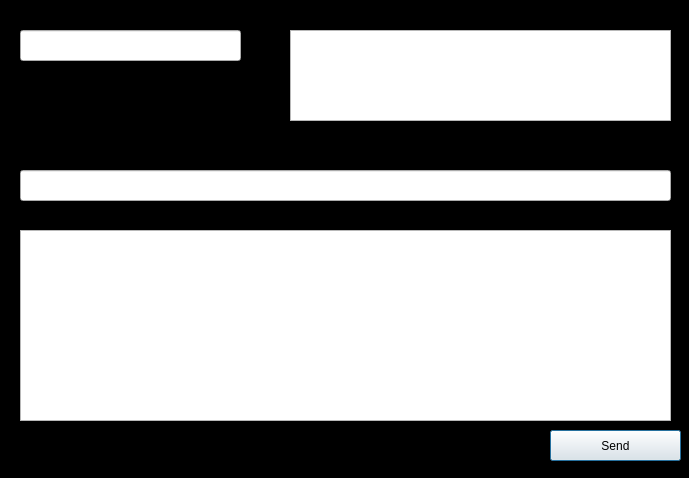
Old version of the form TeamFinder/send_mail.ui in the repository TeamUp-Bummers/TeamFinder.
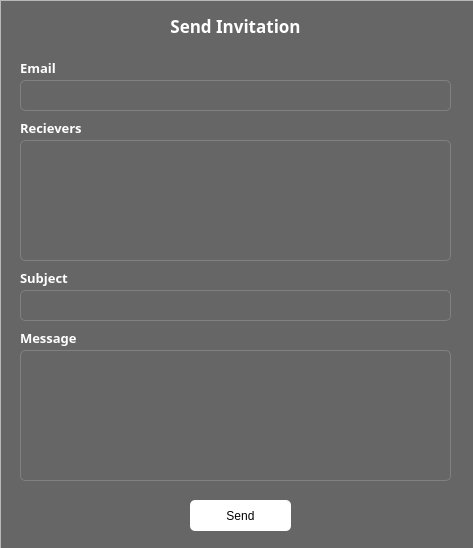
New version of the form.

```diff
--- a/TeamFinder/send_mail.ui
+++ b/TeamFinder/send_mail.ui
@@ -6,142 +6,293 @@
    <rect>
     <x>0</x>
     <y>0</y>
-    <width>689</width>
-    <height>478</height>
+    <width>473</width>
+    <height>548</height>
    </rect>
   </property>
   <property name="windowTitle">
    <string>Dialog</string>
   </property>
   <property name="styleSheet">
-   <string notr="true">QDialog{
-background-color:grey-blue;
+   <string notr="true">*{
+	background-color:#666;
+font-family:&quot;Poppins&quot;;
+color:white;
+}
+QMessageBox{
+	background:none;
+	color:black;
+}
+QMessageBox QLabel{
+	background:none;
+	color:black;
+
+}
+QMessageBox QPushButton{
+	color:black;
+	background:white;
+}
+</string>
+  </property>
+  <widget class="QFrame" name="frame">
+   <property name="geometry">
+    <rect>
+     <x>0</x>
+     <y>0</y>
+     <width>491</width>
+     <height>571</height>
+    </rect>
+   </property>
+   <property name="styleSheet">
+    <string notr="true">background:none;
+background-color:rgba(32,32,32,.9);</string>
+   </property>
+   <property name="frameShape">
+    <enum>QFrame::StyledPanel</enum>
+   </property>
+   <property name="frameShadow">
+    <enum>QFrame::Raised</enum>
+   </property>
+   <widget class="QLabel" name="label">
+    <property name="geometry">
+     <rect>
+      <x>0</x>
+      <y>5</y>
+      <width>471</width>
+      <height>41</height>
+     </rect>
+    </property>
+    <property name="font">
+     <font>
+      <family>Poppins</family>
+      <pointsize>13</pointsize>
+      <bold>true</bold>
+     </font>
+    </property>
+    <property name="styleSheet">
+     <string notr="true">background:none;</string>
+    </property>
+    <property name="text">
+     <string>Send Invitation</string>
+    </property>
+    <property name="alignment">
+     <set>Qt::AlignCenter</set>
+    </property>
+   </widget>
+   <widget class="QListWidget" name="listWidget">
+    <property name="geometry">
+     <rect>
+      <x>20</x>
+      <y>140</y>
+      <width>431</width>
+      <height>121</height>
+     </rect>
+    </property>
+    <property name="styleSheet">
+     <string notr="true">QListWidget{
+background:none;
+background:transparent;
+border:1px solid gray;
+border-radius:5px;
+
+}
+
+QListWidget::item:selected {
+    background-color: transparent;
+	outline:none;
+	color:white;
+
 }</string>
   </property>
+   </widget>
+   <widget class="QLineEdit" name="email">
+    <property name="geometry">
+     <rect>
+      <x>20</x>
+      <y>80</y>
+      <width>431</width>
+      <height>31</height>
+     </rect>
+    </property>
+    <property name="styleSheet">
+     <string notr="true">QLineEdit{
+background:none;
+background:transparent;
+border:1px solid gray;
+border-radius:5px;
+
+}
+QLineEdit:focus{
+	border-color:#fff;
+}</string>
+    </property>
+   </widget>
   <widget class="QPushButton" name="sendInvite">
    <property name="geometry">
     <rect>
-     <x>550</x>
-     <y>430</y>
-     <width>131</width>
+      <x>190</x>
+      <y>500</y>
+      <width>101</width>
      <height>31</height>
     </rect>
    </property>
+    <property name="styleSheet">
+     <string notr="true">QPushButton{
+background:#fff;
+border-radius:5px;
+color:black;
+
+}
+
+QPushButton:hover {
+    background-color: lightgray;
+}
+
+QPushButton:pressed {
+    background-color: gray;
+
+}</string>
+    </property>
    <property name="text">
     <string>Send</string>
    </property>
   </widget>
-  <widget class="QLineEdit" name="email">
+   <widget class="QLineEdit" name="subject">
    <property name="geometry">
     <rect>
      <x>20</x>
-     <y>30</y>
-     <width>221</width>
+      <y>290</y>
+      <width>431</width>
      <height>31</height>
     </rect>
    </property>
+    <property name="styleSheet">
+     <string notr="true">QLineEdit{
+background:none;
+background:transparent;
+border:1px solid gray;
+border-radius:5px;
+
+}
+QLineEdit:focus{
+	border-color:#fff;
+}</string>
+    </property>
   </widget>
   <widget class="QTextEdit" name="message">
    <property name="geometry">
     <rect>
      <x>20</x>
-     <y>230</y>
-     <width>651</width>
-     <height>191</height>
-    </rect>
+      <y>350</y>
+      <width>431</width>
+      <height>131</height>
+     </rect>
+    </property>
+    <property name="styleSheet">
+     <string notr="true">QTextEdit{
+background:none;
+background:transparent;
+border:1px solid gray;
+border-radius:5px;
+
+}
+QTextEdit:focus{
+	border-color:#fff;
+}</string>
+    </property>
+   </widget>
+   <widget class="QLabel" name="label_5">
+    <property name="geometry">
+     <rect>
+      <x>20</x>
+      <y>270</y>
+      <width>101</width>
+      <height>16</height>
+     </rect>
+    </property>
+    <property name="font">
+     <font>
+      <family>Poppins</family>
+      <pointsize>10</pointsize>
+      <bold>true</bold>
+     </font>
+    </property>
+    <property name="styleSheet">
+     <string notr="true">background:none;</string>
+    </property>
+    <property name="text">
+     <string>Subject</string>
    </property>
   </widget>
   <widget class="QLabel" name="label_3">
    <property name="geometry">
     <rect>
      <x>20</x>
-     <y>210</y>
+      <y>330</y>
      <width>101</width>
      <height>16</height>
     </rect>
    </property>
    <property name="font">
     <font>
+      <family>Poppins</family>
+      <pointsize>10</pointsize>
      <bold>true</bold>
     </font>
    </property>
+    <property name="styleSheet">
+     <string notr="true">background:none;</string>
+    </property>
    <property name="text">
     <string>Message</string>
    </property>
   </widget>
-  <widget class="QListWidget" name="listWidget">
-   <property name="geometry">
-    <rect>
-     <x>290</x>
-     <y>30</y>
-     <width>381</width>
-     <height>91</height>
-    </rect>
-   </property>
-  </widget>
   <widget class="QLabel" name="label_4">
    <property name="geometry">
     <rect>
-     <x>290</x>
-     <y>10</y>
-     <width>49</width>
+      <x>20</x>
+      <y>120</y>
+      <width>81</width>
      <height>16</height>
     </rect>
    </property>
    <property name="font">
     <font>
+      <family>Poppins</family>
+      <pointsize>10</pointsize>
      <bold>true</bold>
     </font>
    </property>
+    <property name="styleSheet">
+     <string notr="true">background:none;</string>
+    </property>
    <property name="text">
     <string>Recievers</string>
    </property>
   </widget>
-  <widget class="QLineEdit" name="subject">
-   <property name="geometry">
-    <rect>
-     <x>20</x>
-     <y>170</y>
-     <width>651</width>
-     <height>31</height>
-    </rect>
-   </property>
-  </widget>
-  <widget class="QLabel" name="label_5">
-   <property name="geometry">
-    <rect>
-     <x>20</x>
-     <y>150</y>
-     <width>101</width>
-     <height>16</height>
-    </rect>
-   </property>
-   <property name="font">
-    <font>
-     <bold>true</bold>
-    </font>
-   </property>
-   <property name="text">
-    <string>Subject</string>
-   </property>
-  </widget>
   <widget class="QLabel" name="label_6">
    <property name="geometry">
     <rect>
      <x>20</x>
-     <y>10</y>
-     <width>49</width>
+      <y>60</y>
+      <width>61</width>
      <height>16</height>
     </rect>
    </property>
    <property name="font">
     <font>
+      <family>Poppins</family>
+      <pointsize>10</pointsize>
      <bold>true</bold>
     </font>
    </property>
+    <property name="styleSheet">
+     <string notr="true">background:none;</string>
+    </property>
    <property name="text">
     <string>Email</string>
    </property>
+   </widget>
   </widget>
  </widget>
  <resources/>
```
Left out of the diff: 2 changed lines with no effect on the pictures. Lines whose indentation alone changed are shown as unchanged.
